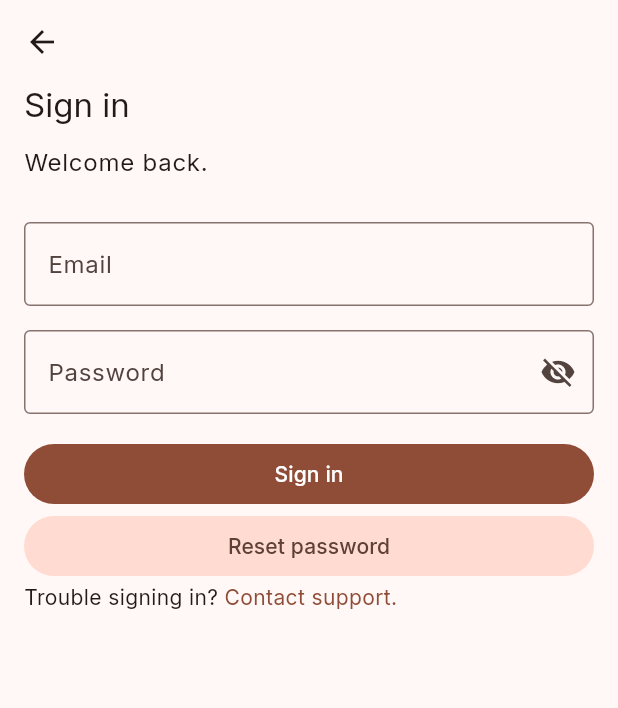
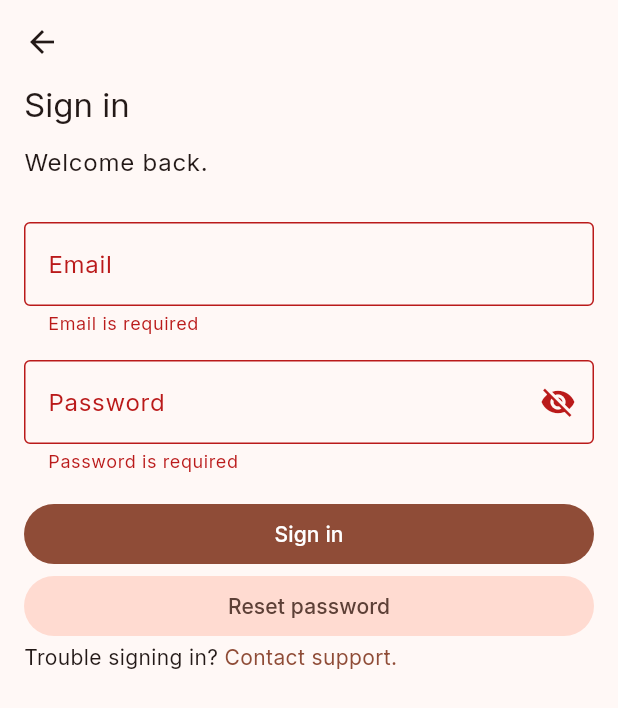
Before and after one commit to GreatApe77/jim-hats, a Flutter app: the SignInPage screen opened by its route, after a tap on "Sign in", on a phone screen of 412 x 824 dp. Shown: the top 708 px of the screen. Run offline on Flutter 3.47's test engine with Material 3 defaults, Android fonts, the phone set to English and light mode, and no system bars; our stand-ins replace bloc, camera, dio, flutter_bloc, get_it, google_fonts and 2 more; accounts and stored records are empty; network calls fail.

Commit message:
sign in page bloc wip

```diff
--- a/jim_hats_mobile/lib/locator.dart
+++ b/jim_hats_mobile/lib/locator.dart
@@ -22,6 +22,7 @@ import 'package:jim_hats_mobile/ui/views/create_account/cubit/create_account_pag
 import 'package:jim_hats_mobile/ui/views/gym_challenge/cubit/gym_challenge_page_cubit.dart';
 import 'package:jim_hats_mobile/ui/views/ranking/cubit/ranking_page_cubit.dart';
 import 'package:jim_hats_mobile/ui/views/settings/cubit/settings_cubit.dart';
+import 'package:jim_hats_mobile/ui/views/sign_in/bloc/sign_in_page_bloc.dart';
 import 'package:jim_hats_mobile/ui/views/user_stats/cubit/user_stats_cubit.dart';
 
 final locator = GetIt.instance;
@@ -55,6 +56,10 @@ Future<void> setupDependencies() async {
 
   //Cubits
   locator
+    ..registerSingleton<SignInPageBloc>(SignInPageBloc(
+      authRepository: locator.get<AuthRepository>()
+
+    ))
     ..registerSingleton<CreateAccountPageCubit>(CreateAccountPageCubit())
     ..registerFactory(
       () => GymChallengePageCubit(
--- a/jim_hats_mobile/lib/routing/app_router.dart
+++ b/jim_hats_mobile/lib/routing/app_router.dart
@@ -16,6 +16,7 @@ import 'package:jim_hats_mobile/ui/views/ranking/cubit/ranking_page_cubit.dart';
 import 'package:jim_hats_mobile/ui/views/ranking/ranking_page.dart';
 import 'package:jim_hats_mobile/ui/views/settings/cubit/settings_cubit.dart';
 import 'package:jim_hats_mobile/ui/views/settings/settings_page.dart';
+import 'package:jim_hats_mobile/ui/views/sign_in/bloc/sign_in_page_bloc.dart';
 import 'package:jim_hats_mobile/ui/views/sign_in/sign_in_page.dart';
 import 'package:jim_hats_mobile/ui/views/user_stats/cubit/user_stats_cubit.dart';
 import 'package:jim_hats_mobile/ui/views/user_stats/user_stats_page.dart';
@@ -37,10 +38,12 @@ abstract class AppRouter {
             createAccountPageCubit: locator.get<CreateAccountPageCubit>(),
           ),
         );
-      case AppRoutes.sigin:
+      case AppRoutes.signin:
         return MaterialPageRoute(
           settings: settings,
-          builder: (context) => SignInPage(),
+          builder: (context) => SignInPage(
+            signInPageBloc: locator.get<SignInPageBloc>(),
+          ),
         );
       case AppRoutes.home:
         return MaterialPageRoute(
--- a/jim_hats_mobile/lib/routing/app_routes.dart
+++ b/jim_hats_mobile/lib/routing/app_routes.dart
@@ -1,6 +1,6 @@
 abstract class AppRoutes {
   static const welcome = '/welcome';
-  static const sigin = '/sigin';
+  static const signin = '/signin';
   static const createAccount = '/create-account';
   static const home = '/home';
   static const settings = '/settings';
--- a/jim_hats_mobile/lib/ui/views/create_account/create_account_page.dart
+++ b/jim_hats_mobile/lib/ui/views/create_account/create_account_page.dart
@@ -50,7 +50,7 @@ class _CreateAccountPageState extends State<CreateAccountPage> {
                       content: Text('Error')));
                 break;
               case Status.success:
-                Navigator.of(context).pushNamed(AppRoutes.sigin);
+                Navigator.of(context).pushNamed(AppRoutes.signin);
                 break;
               default:
                 return;
--- a/jim_hats_mobile/lib/ui/views/sign_in/bloc/sign_in_page_bloc.dart
+++ b/jim_hats_mobile/lib/ui/views/sign_in/bloc/sign_in_page_bloc.dart
@@ -1,11 +1,15 @@
 import 'package:bloc/bloc.dart';
+import 'package:jim_hats_mobile/data/auth/dtos/login_dto.dart';
+import 'package:jim_hats_mobile/data/auth/repositories/auth_repository.dart';
 
 part 'sign_in_page_event.dart';
 part 'sign_in_page_state.dart';
 
 class SignInPageBloc extends Bloc<SignInPageEvent, SignInPageState> {
-  SignInPageBloc() : super(SignInPageState.empty()) {
-
+  final AuthRepository _authRepository;
+  SignInPageBloc({required AuthRepository authRepository})
+      : _authRepository = authRepository,
+        super(SignInPageState.empty()) {
     on<SignInUsernameChanged>(
       (event, emit) {
         emit(state.copywith(username: event.username));
@@ -17,8 +21,18 @@ class SignInPageBloc extends Bloc<SignInPageEvent, SignInPageState> {
       },
     );
     on<SignInFormSubmitted>(
-      (event, emit) {
+      (event, emit) async {
+        try {
+          emit(state.copywith(status: SignInPageStatus.loading));
+          await Future.delayed(Duration(seconds: 2));
+          final token = await _authRepository.login(
+              LoginDto(username: state.username, password: state.password));
 
+          emit(state.copywith(status: SignInPageStatus.success));
+        } catch (e) {
+          emit(state.copywith(status: SignInPageStatus.failure));
+          emit(SignInPageState.empty());
+        }
       },
     );
   }
--- a/jim_hats_mobile/lib/ui/views/sign_in/sign_in_page.dart
+++ b/jim_hats_mobile/lib/ui/views/sign_in/sign_in_page.dart
@@ -1,15 +1,24 @@
 import 'package:flutter/material.dart';
+import 'package:flutter_bloc/flutter_bloc.dart';
+import 'package:jim_hats_mobile/locator.dart';
+import 'package:jim_hats_mobile/routing/app_routes.dart';
 import 'package:jim_hats_mobile/shared/ui/constants/app_spacings.dart';
 import 'package:jim_hats_mobile/shared/ui/controllers/hide_password_controller.dart';
+import 'package:jim_hats_mobile/shared/utils/form_sanitizers.dart';
+import 'package:jim_hats_mobile/shared/utils/form_validators.dart';
+import 'package:jim_hats_mobile/ui/views/sign_in/bloc/sign_in_page_bloc.dart';
 
 class SignInPage extends StatefulWidget {
-  const SignInPage({super.key});
+  final SignInPageBloc signInPageBloc;
+  const SignInPage({super.key, required this.signInPageBloc});
 
   @override
   State<SignInPage> createState() => _SignInPageState();
 }
 
 class _SignInPageState extends State<SignInPage> {
+  final formKey = GlobalKey<FormState>();
+
   final hidePasswordController = HidePasswordController();
 
   @override
@@ -17,6 +26,25 @@ class _SignInPageState extends State<SignInPage> {
     return Scaffold(
       appBar: AppBar(),
       body: SafeArea(
+          child: BlocListener<SignInPageBloc, SignInPageState>(
+        bloc: locator.get<SignInPageBloc>(),
+        listenWhen: (previous, current) => previous.status != current.status,
+        listener: (context, state) {
+          switch (state.status) {
+            case SignInPageStatus.success:
+              Navigator.of(context).pushReplacementNamed(AppRoutes.home);
+              break;
+            case SignInPageStatus.failure:
+              ScaffoldMessenger.of(context)
+                ..clearSnackBars()
+                ..showSnackBar(
+                    SnackBar(content: Text('Error while logging in')));
+              break;
+            default:
+          }
+        },
+        child: Form(
+          key: formKey,
           child: Padding(
               padding: EdgeInsets.symmetric(
                   horizontal: AppSpacings.horizontalPadding.toDouble()),
@@ -37,7 +65,12 @@ class _SignInPageState extends State<SignInPage> {
                   SizedBox(
                     height: 16,
                   ),
-                  TextField(
+                  TextFormField(
+                    validator: FormValidators.validateEmail,
+                    onChanged: (value) {
+                      widget.signInPageBloc.add(SignInUsernameChanged(
+                          username: FormSanitizers.sanitizeUsername(value)));
+                    },
                     decoration: InputDecoration(
                       border: OutlineInputBorder(),
                       label: Text('Email'),
@@ -49,32 +82,38 @@ class _SignInPageState extends State<SignInPage> {
                   ListenableBuilder(
                       listenable: hidePasswordController,
                       builder: (context, child) {
-                        if (hidePasswordController.isHidden) {
-                          return TextField(
-                            obscureText: hidePasswordController.isHidden,
-                            decoration: InputDecoration(
-                                border: OutlineInputBorder(),
-                                label: Text('Password'),
-                                suffixIcon: IconButton(
-                                    onPressed: () => _toggleHidePassword(),
-                                    icon: Icon(Icons.visibility_off))),
-                          );
-                        }
-
-                        return TextField(
+                        return TextFormField(
+                          validator: FormValidators.validatePassword,
+                          onChanged: (value) {
+                            widget.signInPageBloc
+                                .add(SignInPasswordChanged(password: value));
+                          },
                           obscureText: hidePasswordController.isHidden,
                           decoration: InputDecoration(
                               border: OutlineInputBorder(),
                               label: Text('Password'),
                               suffixIcon: IconButton(
                                   onPressed: () => _toggleHidePassword(),
-                                  icon: Icon(Icons.visibility))),
+                                  icon: Icon(hidePasswordController.isHidden
+                                      ? Icons.visibility_off
+                                      : Icons.visibility))),
                         );
                       }),
                   SizedBox(
                     height: 16,
                   ),
-                  FilledButton(onPressed: () {}, child: Text('Sign in')),
+                  BlocBuilder<SignInPageBloc, SignInPageState>(
+                    bloc: widget.signInPageBloc,
+                    buildWhen: (previous, current) =>
+                        previous.status != current.status,
+                    builder: (context, state) {
+                      return FilledButton(
+                          onPressed: state.status == SignInPageStatus.loading
+                              ? null
+                              : () => _submitSignIn(),
+                          child: Text('Sign in'));
+                    },
+                  ),
                   FilledButton.tonal(
                       onPressed: () {}, child: Text('Reset password')),
                   Row(
@@ -90,8 +129,15 @@ class _SignInPageState extends State<SignInPage> {
                     ],
                   )
                 ],
-              ))),
+              )),
+        ),
+      )),
     );
+  }
+
+  void _submitSignIn() {
+    if (!formKey.currentState!.validate()) return;
+    widget.signInPageBloc.add(SignInFormSubmitted());
   }
 
   void _toggleHidePassword() {
--- a/jim_hats_mobile/lib/ui/views/welcome/welcome_page.dart
+++ b/jim_hats_mobile/lib/ui/views/welcome/welcome_page.dart
@@ -35,7 +35,7 @@ class WelcomePage extends StatelessWidget {
                       Text('Already have an account? '),
                       GestureDetector(
                         onTap: () {
-                          Navigator.of(context).pushNamed(AppRoutes.sigin);
+                          Navigator.of(context).pushNamed(AppRoutes.signin);
                         },
                         child: Text(
                           'Sign in.',
```
